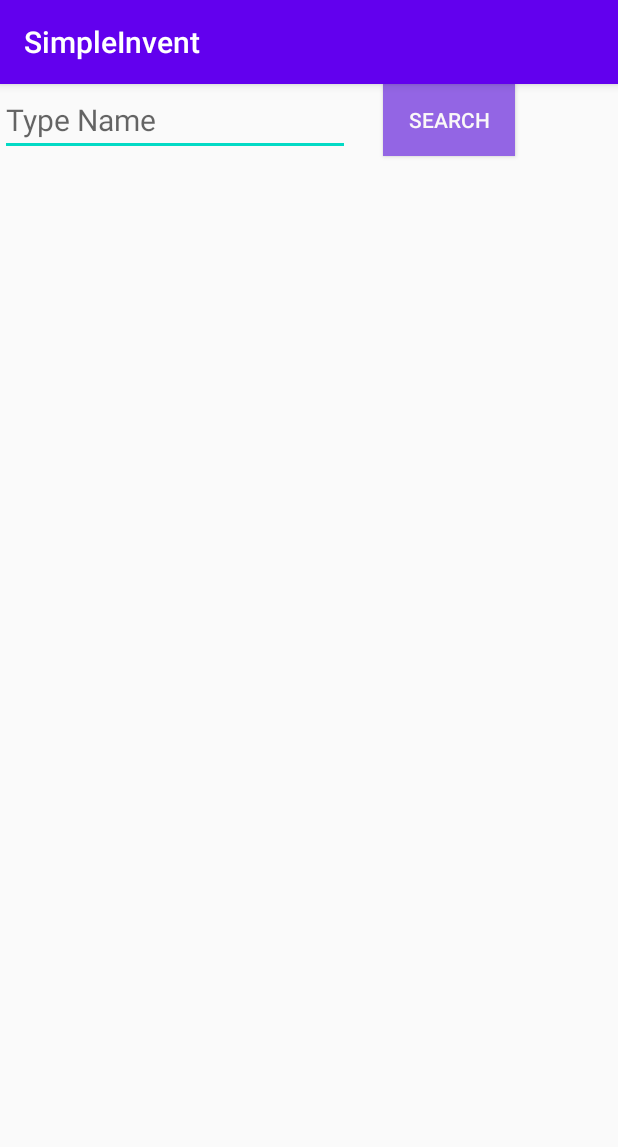
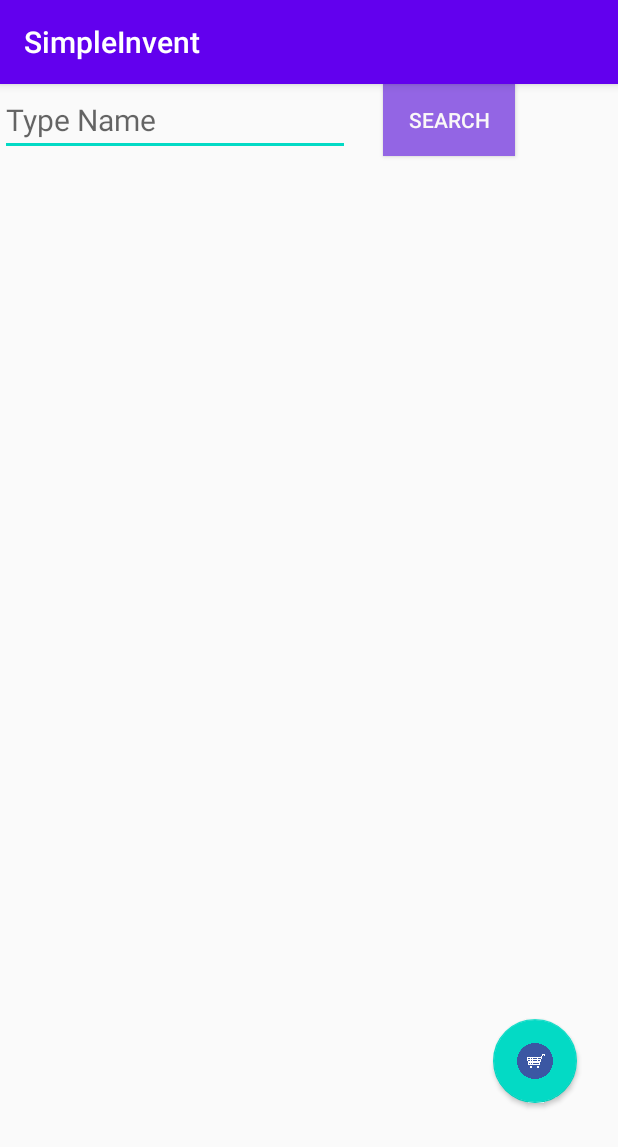
Before and after one commit to aherijanto/SimpleInvent, an Android app: the screen it shows after launch (MainActivity), on a phone screen of 412 x 824 dp. Shown: the top 1147 px of the screen. Run offline under Robolectric (Android 15) with nearby library versions, the phone set to English and light mode, and no system bars.

```diff
--- a/app/build.gradle
+++ b/app/build.gradle
@@ -30,6 +30,7 @@ dependencies {
     implementation 'androidx.constraintlayout:constraintlayout:1.1.3'
     implementation 'androidx.recyclerview:recyclerview:1.1.0'
     implementation 'androidx.cardview:cardview:1.0.0'
+    implementation 'com.google.android.material:material:1.0.0'
     testImplementation 'junit:junit:4.12'
     androidTestImplementation 'androidx.test.ext:junit:1.1.1'
     androidTestImplementation 'androidx.test.espresso:espresso-core:3.2.0'
--- a/app/src/main/res/layout/activity_main.xml
+++ b/app/src/main/res/layout/activity_main.xml
@@ -29,14 +29,32 @@
         android:text="Search"
         android:textColor="#FAF8F8" />
 
+
     <androidx.recyclerview.widget.RecyclerView
         android:id="@+id/rvSearchItems"
         android:layout_width="match_parent"
         android:layout_height="match_parent"
         android:layout_below="@id/btnSearch"
-        android:layout_marginTop="27dp" />
+        android:layout_marginTop="20dp" />
 
-
+    <com.google.android.material.floatingactionbutton.FloatingActionButton
+        android:id="@+id/fab"
+        android:layout_width="100dp"
+        android:layout_height="100dp"
+        android:layout_alignTop="@id/rvSearchItems"
+        android:layout_alignParentEnd="true"
+        android:layout_alignParentRight="true"
+        android:layout_gravity="right"
+        android:layout_marginTop="555dp"
+        android:layout_marginEnd="27dp"
+        android:layout_marginRight="27dp"
+        android:contentDescription="@string/submit"
+        android:cropToPadding="true"
+        android:drawingCacheQuality="auto"
+        android:scaleType="center"
+        android:src="@drawable/cart"
+        app:elevation="2dp"
+        app:fabSize="auto" />
 
 
 </RelativeLayout>
--- a/app/src/main/res/values/strings.xml
+++ b/app/src/main/res/values/strings.xml
@@ -1,3 +1,4 @@
 <resources>
     <string name="app_name">SimpleInvent</string>
+    <string name="submit">submit</string>
 </resources>
```
Also changed, not shown: app/src/main/res/layout/activity_main_card.xml (+1 -15 lines), app/src/main/res/drawable/cart.png (added).
